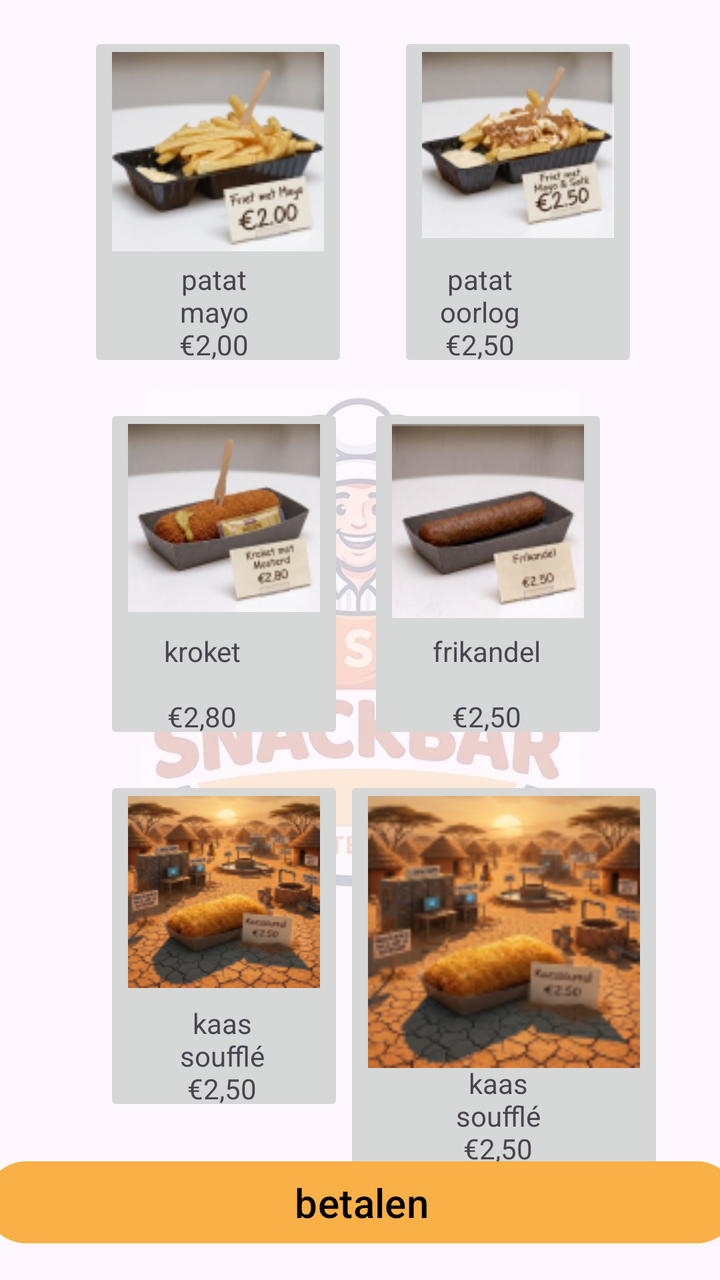
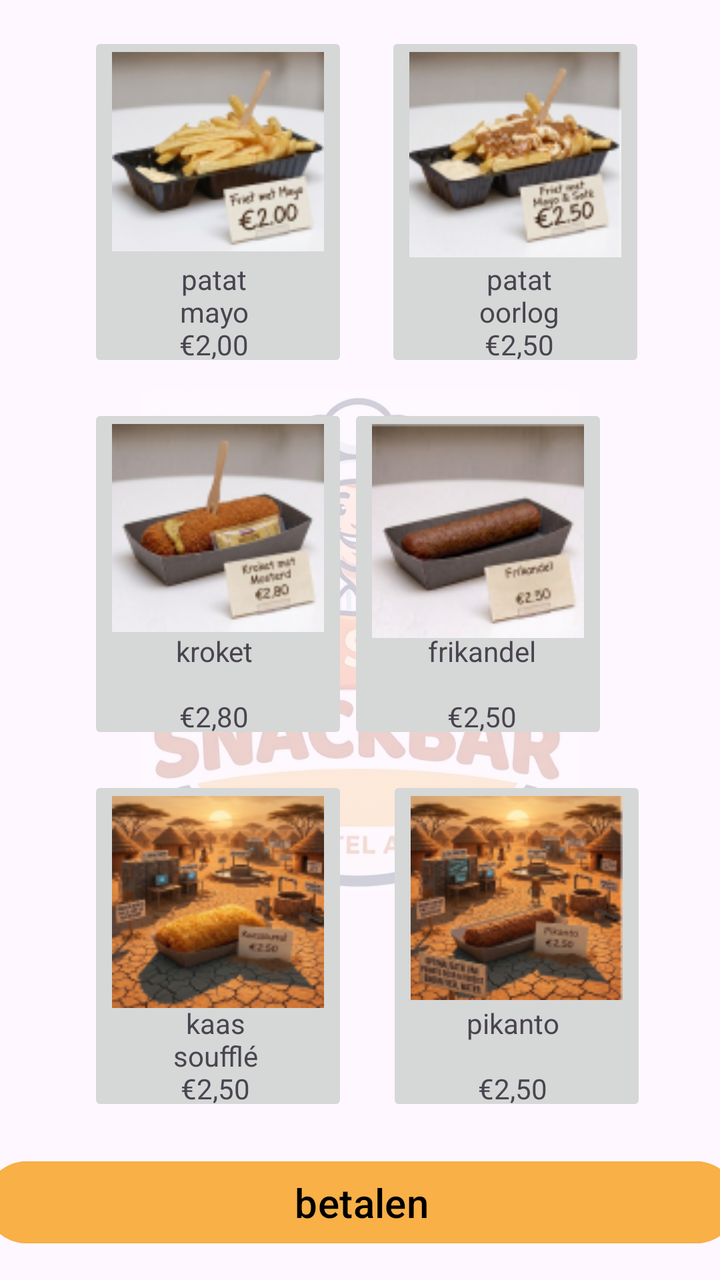

An Android layout rendered at two revisions. The XML below is the earlier revision; the diff shows what the commit changed to produce the second picture.
<!-- AndroidManifest.xml: application theme Theme.Snackbarapp -->
<!-- res/layout/activity_main3.xml -->
<?xml version="1.0" encoding="utf-8"?>
<androidx.constraintlayout.widget.ConstraintLayout xmlns:android="http://schemas.android.com/apk/res/android"
    xmlns:app="http://schemas.android.com/apk/res-auto"
    xmlns:tools="http://schemas.android.com/tools"
    android:id="@+id/main"
    android:layout_width="match_parent"
    android:layout_height="match_parent"
    tools:context=".MainActivity3">

    <ImageView
        android:id="@+id/imageView2"
        android:layout_width="251dp"
        android:layout_height="251dp"
        android:alpha="0.2"
        app:layout_constraintBottom_toBottomOf="parent"
        app:layout_constraintEnd_toEndOf="parent"
        app:layout_constraintStart_toStartOf="parent"
        app:layout_constraintTop_toTopOf="parent"
        app:srcCompat="@drawable/gemini_generated_image_ejfwjuejfwjuejfw" />

    <ImageButton
        android:id="@+id/imageButton6"
        android:layout_width="120dp"
        android:layout_height="170dp"
        android:layout_marginStart="52dp"
        android:layout_marginTop="16dp"
        android:scaleType="fitStart"
        app:layout_constraintStart_toStartOf="parent"
        app:layout_constraintTop_toBottomOf="@+id/imageButton3"
        app:srcCompat="@drawable/schermafbeelding_2026_10_07_141146" />

    <ImageButton
        android:id="@+id/imageButton4"
        android:layout_width="120dp"
        android:layout_height="170dp"
        android:layout_marginTop="16dp"
        android:layout_marginEnd="56dp"
        android:scaleType="fitStart"
        app:layout_constraintEnd_toEndOf="parent"
        app:layout_constraintTop_toBottomOf="@+id/imageButton2"
        app:srcCompat="@drawable/schermafbeelding_2026_10_07_141133" />

    <ImageButton
        android:id="@+id/imageButton3"
        android:layout_width="120dp"
        android:layout_height="170dp"
        android:layout_marginStart="52dp"
        android:layout_marginTop="16dp"
        android:scaleType="fitStart"
        app:layout_constraintStart_toStartOf="parent"
        app:layout_constraintTop_toBottomOf="@+id/imageButton"
        app:srcCompat="@drawable/schermafbeelding_2026_10_07_141011" />

    <ImageButton
        android:id="@+id/imageButton"
        android:layout_width="130dp"
        android:layout_height="170dp"
        android:layout_marginStart="44dp"
        android:layout_marginTop="16dp"
        android:scaleType="fitStart"
        app:layout_constraintStart_toStartOf="parent"
        app:layout_constraintTop_toTopOf="parent"
        app:srcCompat="@drawable/schermafbeelding_2026_09_30_135453" />

    <ImageButton
        android:id="@+id/imageButton2"
        android:layout_width="120dp"
        android:layout_height="170dp"
        android:layout_marginTop="16dp"
        android:layout_marginEnd="28dp"
        android:scaleType="fitStart"
        app:layout_constraintEnd_toEndOf="parent"
        app:layout_constraintHorizontal_bias="0.662"
        app:layout_constraintStart_toEndOf="@+id/imageButton"
        app:layout_constraintTop_toTopOf="parent"
        app:srcCompat="@drawable/schermafbeelding_2026_09_30_140355" />

    <ImageButton
        android:id="@+id/imageButton5"
        android:layout_width="160dp"
        android:layout_height="200dp"
        android:layout_marginTop="16dp"
        android:layout_marginEnd="28dp"
        android:scaleType="fitStart"
        app:layout_constraintEnd_toEndOf="parent"
        app:layout_constraintHorizontal_bias="1.0"
        app:layout_constraintStart_toEndOf="@+id/imageButton6"
        app:layout_constraintTop_toBottomOf="@+id/imageButton4"
        app:srcCompat="@drawable/schermafbeelding_2026_10_07_141146" />

    <TextView
        android:id="@+id/textView4"
        android:layout_width="62dp"
        android:layout_height="56dp"
        android:layout_marginEnd="36dp"
        android:text="patat\nmayo\n€2,00"
        android:textAlignment="center"
        app:layout_constraintBottom_toBottomOf="@+id/imageButton"
        app:layout_constraintEnd_toEndOf="@+id/imageButton"
        app:layout_constraintTop_toTopOf="@+id/imageButton"
        app:layout_constraintVertical_bias="1.0" />

    <TextView
        android:id="@+id/textView5"
        android:layout_width="62dp"
        android:layout_height="56dp"
        android:text="kaas\nsoufflé\n€2,50"
        android:textAlignment="center"
        app:layout_constraintBottom_toBottomOf="@+id/imageButton5"
        app:layout_constraintEnd_toEndOf="@+id/imageButton5"
        app:layout_constraintHorizontal_bias="0.469"
        app:layout_constraintStart_toStartOf="@+id/imageButton5"
        app:layout_constraintTop_toTopOf="@+id/imageButton5"
        app:layout_constraintVertical_bias="1.0" />

    <TextView
        android:id="@+id/textView9"
        android:layout_width="62dp"
        android:layout_height="56dp"
        android:layout_marginTop="144dp"
        android:text="kaas\nsoufflé\n€2,50"
        android:textAlignment="center"
        app:layout_constraintBottom_toBottomOf="@+id/imageButton6"
        app:layout_constraintEnd_toEndOf="@+id/imageButton6"
        app:layout_constraintHorizontal_bias="0.482"
        app:layout_constraintStart_toStartOf="@+id/imageButton6"
        app:layout_constraintTop_toTopOf="@+id/imageButton6"
        app:layout_constraintVertical_bias="1.0" />

    <TextView
        android:id="@+id/textView8"
        android:layout_width="62dp"
        android:layout_height="56dp"
        android:layout_marginEnd="40dp"
        android:text="kroket\n\n€2,80"
        android:textAlignment="center"
        app:layout_constraintBottom_toBottomOf="@+id/imageButton3"
        app:layout_constraintEnd_toEndOf="@+id/imageButton3"
        app:layout_constraintTop_toTopOf="@+id/imageButton3"
        app:layout_constraintVertical_bias="1.0" />

    <TextView
        android:id="@+id/textView2"
        android:layout_width="62dp"
        android:layout_height="56dp"
        android:layout_marginEnd="48dp"
        android:text="patat\noorlog\n€2,50"
        android:textAlignment="center"
        app:layout_constraintBottom_toBottomOf="@+id/imageButton2"
        app:layout_constraintEnd_toEndOf="@+id/imageButton2"
        app:layout_constraintTop_toTopOf="@+id/imageButton2"
        app:layout_constraintVertical_bias="1.0" />

    <TextView
        android:id="@+id/textView3"
        android:layout_width="62dp"
        android:layout_height="56dp"
        android:text="frikandel\n\n€2,50"
        android:textAlignment="center"
        app:layout_constraintBottom_toBottomOf="@+id/imageButton4"
        app:layout_constraintEnd_toEndOf="@+id/imageButton4"
        app:layout_constraintHorizontal_bias="0.489"
        app:layout_constraintStart_toStartOf="@+id/imageButton4"
        app:layout_constraintTop_toTopOf="@+id/imageButton4"
        app:layout_constraintVertical_bias="1.0" />

    <Button
        android:id="@+id/button3"
        android:layout_width="376dp"
        android:layout_height="49dp"
        android:backgroundTint="#F8B047"
        android:backgroundTintMode="add"
        android:text="betalen"
        android:textColor="@color/black"
        android:textSize="20sp"
        app:layout_constraintBottom_toBottomOf="parent"
        app:layout_constraintEnd_toEndOf="parent"
        app:layout_constraintHorizontal_bias="0.485"
        app:layout_constraintStart_toStartOf="parent"
        app:layout_constraintTop_toTopOf="parent"
        app:layout_constraintVertical_bias="0.976" />

</androidx.constraintlayout.widget.ConstraintLayout>
<!-- resources referenced by this layout -->
<resources>
  <color name="black">#FF000000</color>
  <!-- drawable gemini_generated_image_ejfwjuejfwjuejfw: jpg bitmap (drawable, 88419 bytes) -->
  <!-- drawable schermafbeelding_2026_09_30_135453: png bitmap (drawable, 17871 bytes) -->
  <!-- drawable schermafbeelding_2026_09_30_140355: png bitmap (drawable, 19286 bytes) -->
  <!-- drawable schermafbeelding_2026_10_07_141011: png bitmap (drawable, 18741 bytes) -->
  <!-- drawable schermafbeelding_2026_10_07_141133: png bitmap (drawable, 19114 bytes) -->
  <!-- drawable schermafbeelding_2026_10_07_141146: png bitmap (drawable, 26164 bytes) -->
  <style name="Theme.Snackbarapp" parent="Base.Theme.Snackbarapp" />
  <style name="Base.Theme.Snackbarapp" parent="Theme.Material3.DayNight.NoActionBar">
          
          
      </style>
</resources>

<!-- the commit's change to res/layout/activity_main3.xml (unified diff, before → after) -->
@@ -20,9 +20,9 @@
 
     <ImageButton
         android:id="@+id/imageButton6"
-        android:layout_width="120dp"
+        android:layout_width="130dp"
         android:layout_height="170dp"
-        android:layout_marginStart="52dp"
+        android:layout_marginStart="44dp"
         android:layout_marginTop="16dp"
         android:scaleType="fitStart"
         app:layout_constraintStart_toStartOf="parent"
@@ -31,7 +31,7 @@
 
     <ImageButton
         android:id="@+id/imageButton4"
-        android:layout_width="120dp"
+        android:layout_width="130dp"
         android:layout_height="170dp"
         android:layout_marginTop="16dp"
         android:layout_marginEnd="56dp"
@@ -42,9 +42,9 @@
 
     <ImageButton
         android:id="@+id/imageButton3"
-        android:layout_width="120dp"
+        android:layout_width="130dp"
         android:layout_height="170dp"
-        android:layout_marginStart="52dp"
+        android:layout_marginStart="44dp"
         android:layout_marginTop="16dp"
         android:scaleType="fitStart"
         app:layout_constraintStart_toStartOf="parent"
@@ -64,7 +64,7 @@
 
     <ImageButton
         android:id="@+id/imageButton2"
-        android:layout_width="120dp"
+        android:layout_width="130dp"
         android:layout_height="170dp"
         android:layout_marginTop="16dp"
         android:layout_marginEnd="28dp"
@@ -77,16 +77,16 @@
 
     <ImageButton
         android:id="@+id/imageButton5"
-        android:layout_width="160dp"
-        android:layout_height="200dp"
+        android:layout_width="130dp"
+        android:layout_height="170dp"
         android:layout_marginTop="16dp"
         android:layout_marginEnd="28dp"
         android:scaleType="fitStart"
         app:layout_constraintEnd_toEndOf="parent"
-        app:layout_constraintHorizontal_bias="1.0"
+        app:layout_constraintHorizontal_bias="0.692"
         app:layout_constraintStart_toEndOf="@+id/imageButton6"
         app:layout_constraintTop_toBottomOf="@+id/imageButton4"
-        app:srcCompat="@drawable/schermafbeelding_2026_10_07_141146" />
+        app:srcCompat="@drawable/schermafbeelding_2026_10_07_141157" />
 
     <TextView
         android:id="@+id/textView4"
@@ -104,11 +104,11 @@
         android:id="@+id/textView5"
         android:layout_width="62dp"
         android:layout_height="56dp"
-        android:text="kaas\nsoufflé\n€2,50"
+        android:text="pikanto\n\n€2,50"
         android:textAlignment="center"
         app:layout_constraintBottom_toBottomOf="@+id/imageButton5"
         app:layout_constraintEnd_toEndOf="@+id/imageButton5"
-        app:layout_constraintHorizontal_bias="0.469"
+        app:layout_constraintHorizontal_bias="0.47"
         app:layout_constraintStart_toStartOf="@+id/imageButton5"
         app:layout_constraintTop_toTopOf="@+id/imageButton5"
         app:layout_constraintVertical_bias="1.0" />
@@ -131,7 +131,7 @@
         android:id="@+id/textView8"
         android:layout_width="62dp"
         android:layout_height="56dp"
-        android:layout_marginEnd="40dp"
+        android:layout_marginEnd="36dp"
         android:text="kroket\n\n€2,80"
         android:textAlignment="center"
         app:layout_constraintBottom_toBottomOf="@+id/imageButton3"
@@ -143,7 +143,7 @@
         android:id="@+id/textView2"
         android:layout_width="62dp"
         android:layout_height="56dp"
-        android:layout_marginEnd="48dp"
+        android:layout_marginEnd="32dp"
         android:text="patat\noorlog\n€2,50"
         android:textAlignment="center"
         app:layout_constraintBottom_toBottomOf="@+id/imageButton2"
@@ -159,7 +159,7 @@
         android:textAlignment="center"
         app:layout_constraintBottom_toBottomOf="@+id/imageButton4"
         app:layout_constraintEnd_toEndOf="@+id/imageButton4"
-        app:layout_constraintHorizontal_bias="0.489"
+        app:layout_constraintHorizontal_bias="0.529"
         app:layout_constraintStart_toStartOf="@+id/imageButton4"
         app:layout_constraintTop_toTopOf="@+id/imageButton4"
         app:layout_constraintVertical_bias="1.0" />
<!-- resource entries referenced after the edit -->
@@ -7,6 +7,7 @@
   <!-- drawable schermafbeelding_2026_10_07_141011: png bitmap (drawable, 18741 bytes) -->
   <!-- drawable schermafbeelding_2026_10_07_141133: png bitmap (drawable, 19114 bytes) -->
   <!-- drawable schermafbeelding_2026_10_07_141146: png bitmap (drawable, 26164 bytes) -->
+  <!-- drawable schermafbeelding_2026_10_07_141157: png bitmap (drawable, 27213 bytes) -->
   <style name="Theme.Snackbarapp" parent="Base.Theme.Snackbarapp" />
   <style name="Base.Theme.Snackbarapp" parent="Theme.Material3.DayNight.NoActionBar">
           
